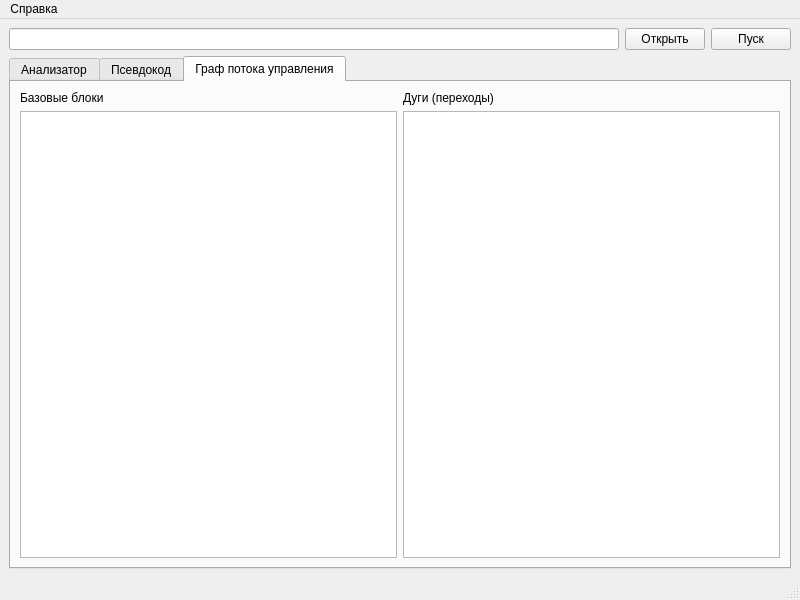
Before: the Qt Designer form analyzer.ui in UnionDemon/AnalyzerInterfacePart, drawn with Qt 5.
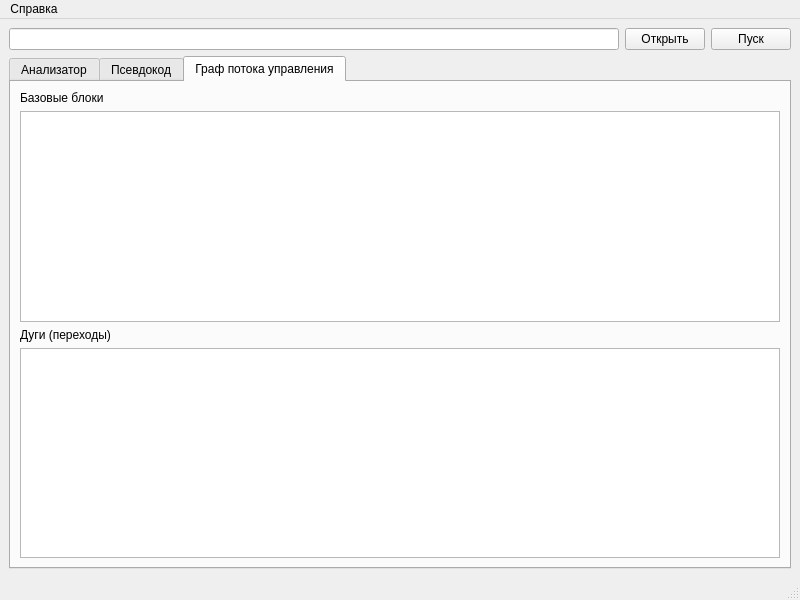
After: the same form once the commit is applied. The open tabs and pages were chosen to show the change.

```diff
--- a/analyzer.ui
+++ b/analyzer.ui
@@ -97,7 +97,10 @@
          </attribute>
          <layout class="QHBoxLayout" name="horizontalLayout_2">
           <item>
-           <layout class="QVBoxLayout" name="verticalLayout_7">
+           <layout class="QVBoxLayout" name="verticalLayout_7"/>
+          </item>
+          <item>
+           <layout class="QVBoxLayout" name="verticalLayout_8">
             <item>
              <widget class="QLabel" name="label">
               <property name="text">
@@ -106,12 +109,18 @@
              </widget>
             </item>
             <item>
-             <widget class="QTableWidget" name="tableWidget"/>
+             <widget class="QTableView" name="tableView_4">
+              <property name="font">
+               <font>
+                <family>Consolas</family>
+                <pointsize>10</pointsize>
+               </font>
+              </property>
+              <property name="gridStyle">
+               <enum>Qt::SolidLine</enum>
+              </property>
+             </widget>
             </item>
-           </layout>
-          </item>
-          <item>
-           <layout class="QVBoxLayout" name="verticalLayout_8">
             <item>
              <widget class="QLabel" name="label_2">
               <property name="text">
@@ -120,7 +129,17 @@
              </widget>
             </item>
             <item>
-             <widget class="QTableView" name="tableView_3"/>
+             <widget class="QTableView" name="tableView_3">
+              <property name="font">
+               <font>
+                <family>Consolas</family>
+                <pointsize>10</pointsize>
+               </font>
+              </property>
+              <property name="gridStyle">
+               <enum>Qt::SolidLine</enum>
+              </property>
+             </widget>
             </item>
            </layout>
           </item>
```
Left out of the diff: 8 changed lines with no effect on the pictures.
